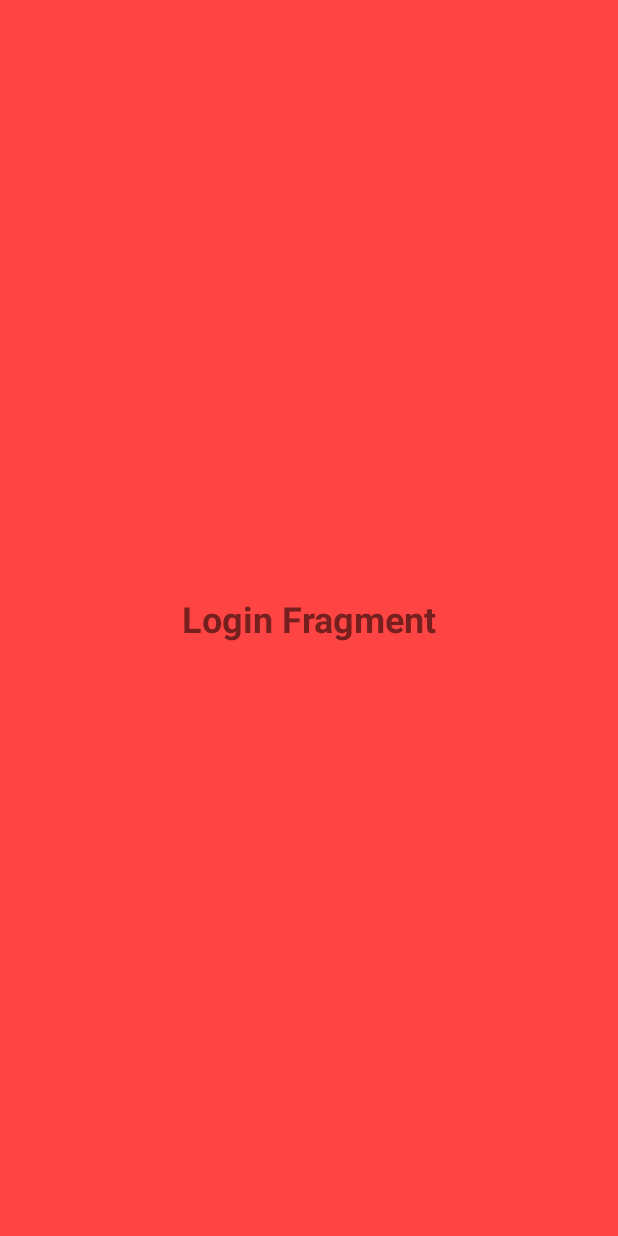
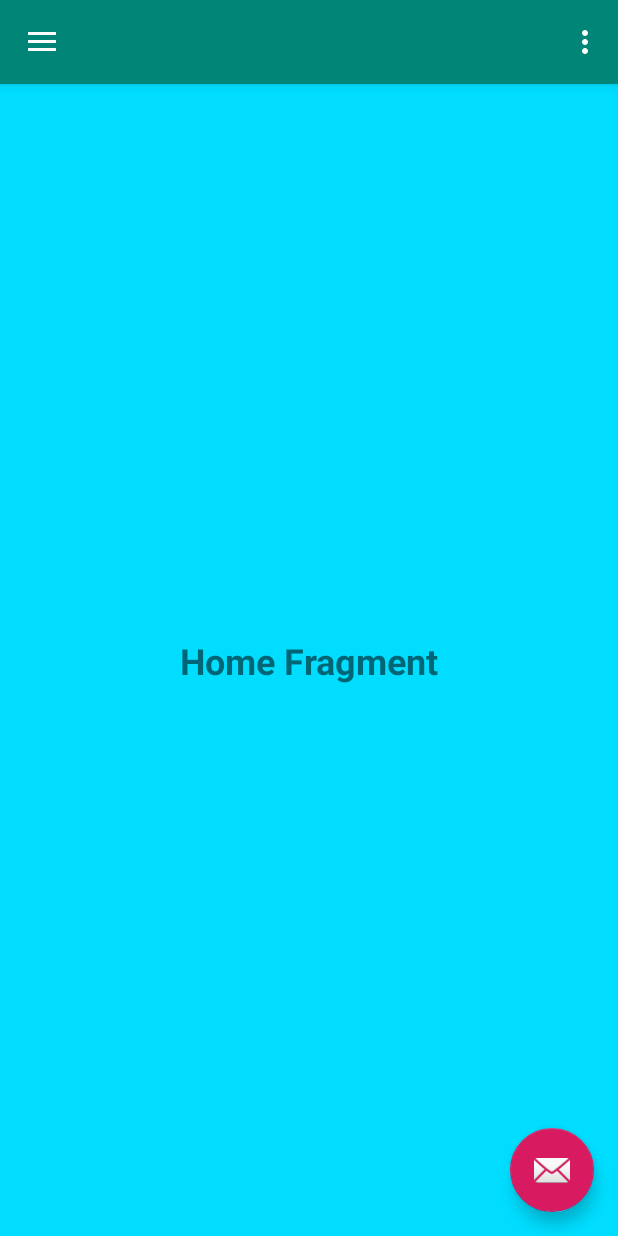
Before and after one commit to HasanKarasahin/fragments-with-navigator, an Android app: the fragment LoginFragment placed in its activity, after a tap on "Login Fragment", on a phone screen of 412 x 824 dp. Run offline under Robolectric (Android 15) with nearby library versions, the phone set to English and light mode, and no system bars.

Commit message:
front fragments

```diff
--- /dev/null
+++ b/app/src/main/java/Fragments/Back_Fragment.java
@@ -0,0 +1,42 @@
+package Fragments;
+
+import android.annotation.SuppressLint;
+import android.app.Activity;
+import android.support.design.widget.AppBarLayout;
+import android.support.design.widget.CoordinatorLayout;
+import android.support.design.widget.FloatingActionButton;
+import android.support.v4.app.Fragment;
+import android.support.v4.widget.DrawerLayout;
+import android.view.View;
+import android.view.WindowManager;
+
+import com.example.hasan.fragments_with_navigator.R;
+
+public abstract class Back_Fragment extends Fragment {
+
+    public void config(Activity activity) {
+        appBarShow(activity);
+        showFloating();
+        showDrawer();
+    }
+
+    private void appBarShow(Activity activity) {
+        AppBarLayout appBarLayout = activity.findViewById(R.id.appbar);
+        appBarLayout.setVisibility(View.VISIBLE);
+    }
+
+    @SuppressLint("RestrictedApi")
+    private void showFloating() {
+        FloatingActionButton fab = getActivity().findViewById(R.id.fab);
+
+        CoordinatorLayout.LayoutParams p = (CoordinatorLayout.LayoutParams) fab.getLayoutParams();
+        p.setAnchorId(View.NO_ID);
+        fab.setLayoutParams(p);
+        fab.setVisibility(View.VISIBLE);
+    }
+
+    private void showDrawer() {
+        DrawerLayout drawer = getActivity().findViewById(R.id.drawer_layout);
+        drawer.setDrawerLockMode(DrawerLayout.LOCK_MODE_UNDEFINED);
+    }
+}
--- a/app/src/main/java/Fragments/Frond_Fragment.java
+++ b/app/src/main/java/Fragments/Frond_Fragment.java
@@ -9,11 +9,10 @@ import android.support.v4.app.Fragment;
 import android.support.v4.widget.DrawerLayout;
 import android.view.View;
 import android.view.WindowManager;
-import android.widget.Toast;
 
 import com.example.hasan.fragments_with_navigator.R;
 
-public class Frond_Fragment extends Fragment implements View.OnClickListener {
+public abstract class Frond_Fragment extends Fragment implements View.OnClickListener {
     private ChangeFragment changeFragment;
 
 
@@ -65,7 +64,7 @@ public class Frond_Fragment extends Fragment implements View.OnClickListener {
                 changeFragment(new LoginFragment());
                 break;
             case R.id.tvLogin:
-                Toast.makeText(getContext(), "Burada İslemler Yapılacak", Toast.LENGTH_SHORT).show();
+                changeFragment(new HomeFragment());
                 break;
         }
     }
--- /dev/null
+++ b/app/src/main/java/Fragments/HomeFragment.java
@@ -0,0 +1,24 @@
+package Fragments;
+
+import android.os.Bundle;
+import android.support.v4.app.Fragment;
+import android.view.LayoutInflater;
+import android.view.View;
+import android.view.ViewGroup;
+
+import com.example.hasan.fragments_with_navigator.R;
+
+public class HomeFragment extends Back_Fragment {
+    @Override
+    public void onCreate(Bundle savedInstanceState) {
+        super.onCreate(savedInstanceState);
+    }
+
+    @Override
+    public View onCreateView(LayoutInflater inflater, ViewGroup container,
+                             Bundle savedInstanceState) {
+        // Inflate the layout for this fragment
+        config(getActivity());
+        return inflater.inflate(R.layout.fragment_home, container, false);
+    }
+}
--- /dev/null
+++ b/app/src/main/res/layout/fragment_home.xml
@@ -0,0 +1,25 @@
+<android.support.constraint.ConstraintLayout xmlns:android="http://schemas.android.com/apk/res/android"
+    xmlns:app="http://schemas.android.com/apk/res-auto"
+    xmlns:tools="http://schemas.android.com/tools"
+    android:layout_width="match_parent"
+    android:layout_height="match_parent"
+    tools:context="Fragments.HomeFragment"
+    android:background="@android:color/holo_blue_bright">
+
+    <!-- TODO: Update blank fragment layout -->
+    <TextView
+        android:layout_width="wrap_content"
+        android:layout_height="wrap_content"
+        android:layout_marginStart="8dp"
+        android:layout_marginTop="8dp"
+        android:layout_marginEnd="8dp"
+        android:layout_marginBottom="8dp"
+        android:text="@string/home_fragment"
+        android:textSize="24sp"
+        android:textStyle="bold"
+        app:layout_constraintBottom_toBottomOf="parent"
+        app:layout_constraintEnd_toEndOf="parent"
+        app:layout_constraintStart_toStartOf="parent"
+        app:layout_constraintTop_toTopOf="parent" />
+
+</android.support.constraint.ConstraintLayout>
--- a/app/src/main/res/values/strings.xml
+++ b/app/src/main/res/values/strings.xml
@@ -11,4 +11,7 @@
     <string name="splash_fragment">Splash Fragment</string>
     <string name="mode_fragment">Mode Fragment</string>
     <string name="login_fragment">Login Fragment</string>
+
+    <string name="home_fragment">Home Fragment</string>
+
 </resources>
```
